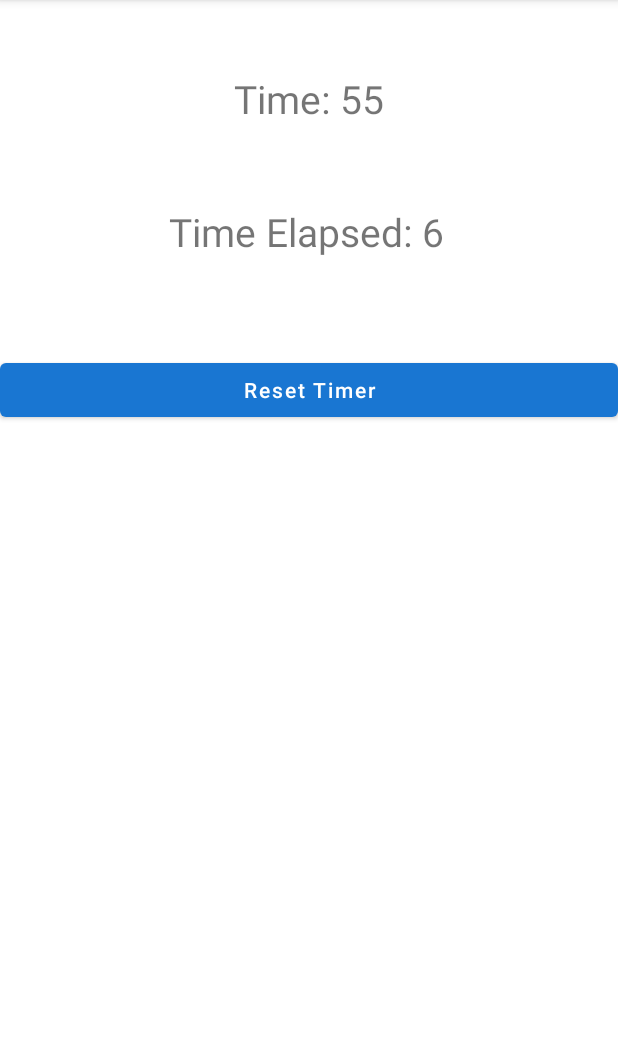
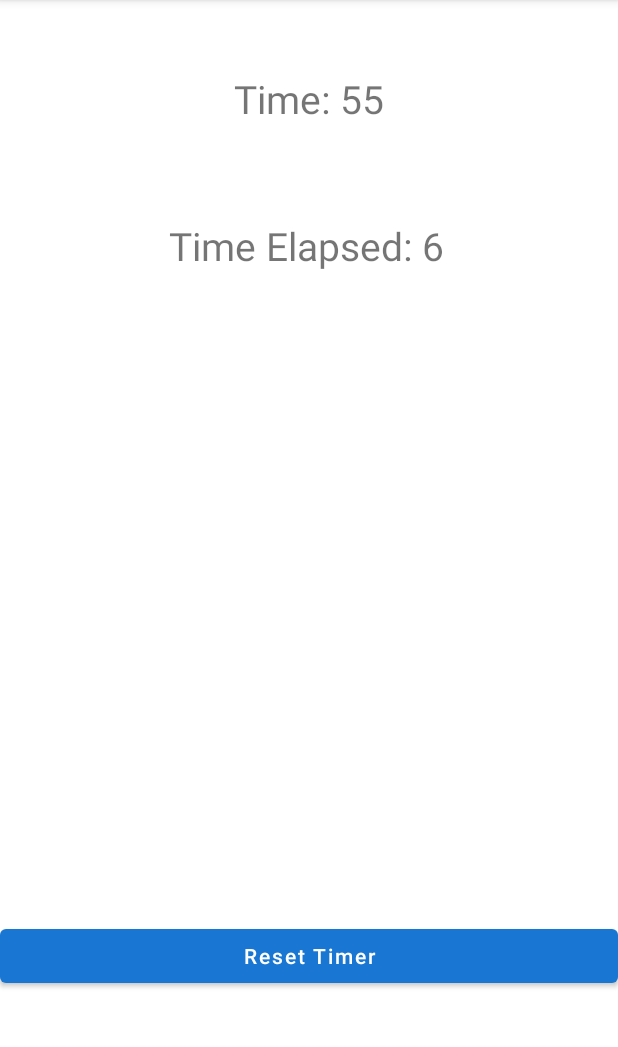
Before and after one commit to Shashankappu/CountDownTimer, an Android app: the screen it shows after launch (MainActivity), on a phone screen of 412 x 824 dp, the part 84-1131 px from its top. Run offline under Robolectric (Android 15) with nearby library versions, the phone set to English and light mode, and no system bars.

Commit message:
Simple CountDown Timer

```diff
--- a/app/src/main/res/layout/activity_main.xml
+++ b/app/src/main/res/layout/activity_main.xml
@@ -31,7 +31,7 @@
         app:layout_constraintHorizontal_bias="0.0"
         app:layout_constraintStart_toStartOf="parent"
         app:layout_constraintTop_toBottomOf="@+id/times"
-        app:layout_constraintVertical_bias="0.082" />
+        app:layout_constraintVertical_bias="0.097" />
 
     <Button
         android:id="@+id/resetTimer"
@@ -45,6 +45,6 @@
         app:layout_constraintHorizontal_bias="0.0"
         app:layout_constraintStart_toStartOf="parent"
         app:layout_constraintTop_toBottomOf="@+id/timeElapsed"
-        app:layout_constraintVertical_bias="0.0" />
+        app:layout_constraintVertical_bias="0.775" />
 
 </androidx.constraintlayout.widget.ConstraintLayout>
```
